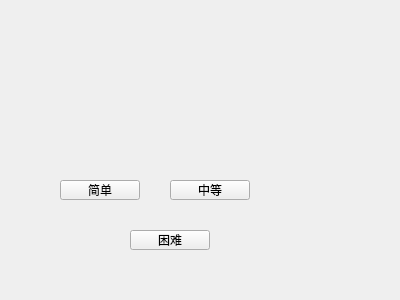
First picture: the form in Snake_1/modechoose.ui, repository Casdos/Gluttonous-snake, before the edit.
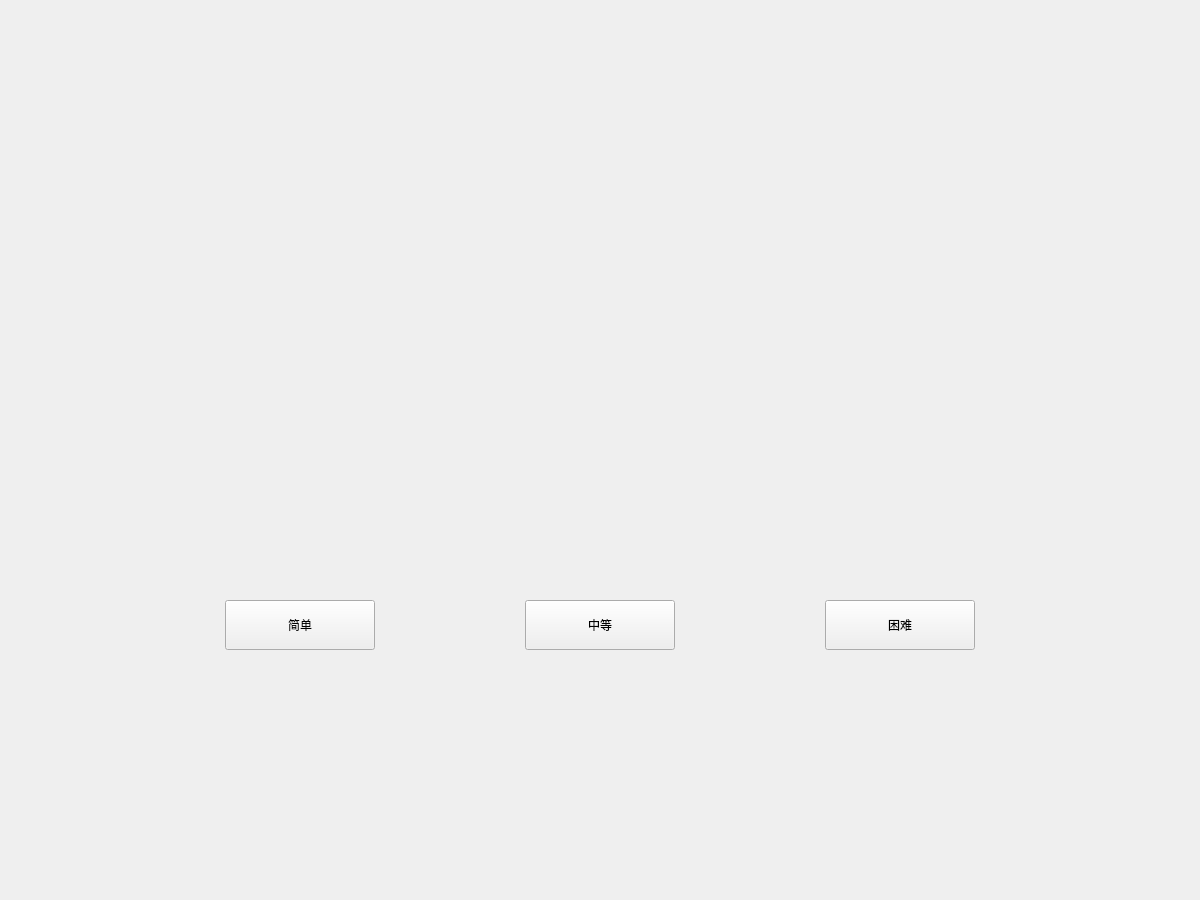
Second picture: the form after the edit.

```diff
--- a/Snake_1/modechoose.ui
+++ b/Snake_1/modechoose.ui
@@ -6,20 +6,32 @@
    <rect>
     <x>0</x>
     <y>0</y>
-    <width>400</width>
-    <height>300</height>
+    <width>1200</width>
+    <height>900</height>
    </rect>
   </property>
+  <property name="minimumSize">
+   <size>
+    <width>1200</width>
+    <height>900</height>
+   </size>
+  </property>
+  <property name="maximumSize">
+   <size>
+    <width>1200</width>
+    <height>900</height>
+   </size>
+  </property>
   <property name="windowTitle">
    <string>Form</string>
   </property>
   <widget class="QPushButton" name="EasyButton">
    <property name="geometry">
     <rect>
-     <x>60</x>
-     <y>180</y>
-     <width>80</width>
-     <height>20</height>
+     <x>225</x>
+     <y>600</y>
+     <width>150</width>
+     <height>50</height>
     </rect>
    </property>
    <property name="text">
@@ -29,10 +41,10 @@
   <widget class="QPushButton" name="MidButton">
    <property name="geometry">
     <rect>
-     <x>170</x>
-     <y>180</y>
-     <width>80</width>
-     <height>20</height>
+     <x>525</x>
+     <y>600</y>
+     <width>150</width>
+     <height>50</height>
     </rect>
    </property>
    <property name="text">
@@ -42,10 +54,10 @@
   <widget class="QPushButton" name="pushButton_3">
    <property name="geometry">
     <rect>
-     <x>130</x>
-     <y>230</y>
-     <width>80</width>
-     <height>20</height>
+     <x>825</x>
+     <y>600</y>
+     <width>150</width>
+     <height>50</height>
     </rect>
    </property>
    <property name="text">
```
